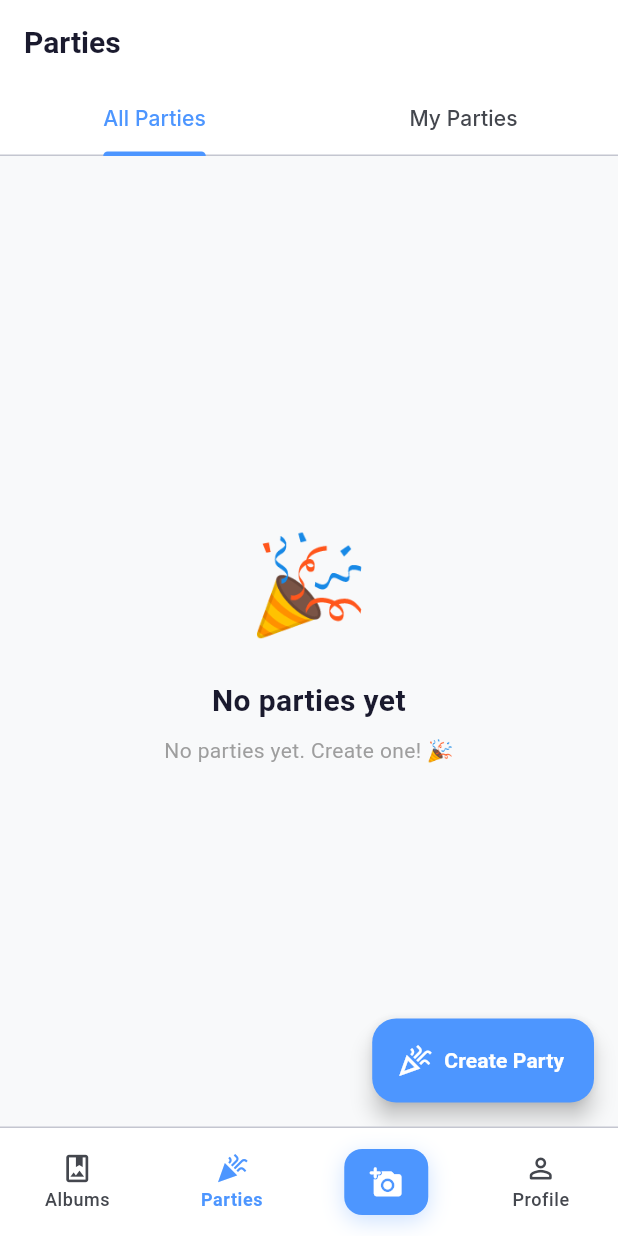
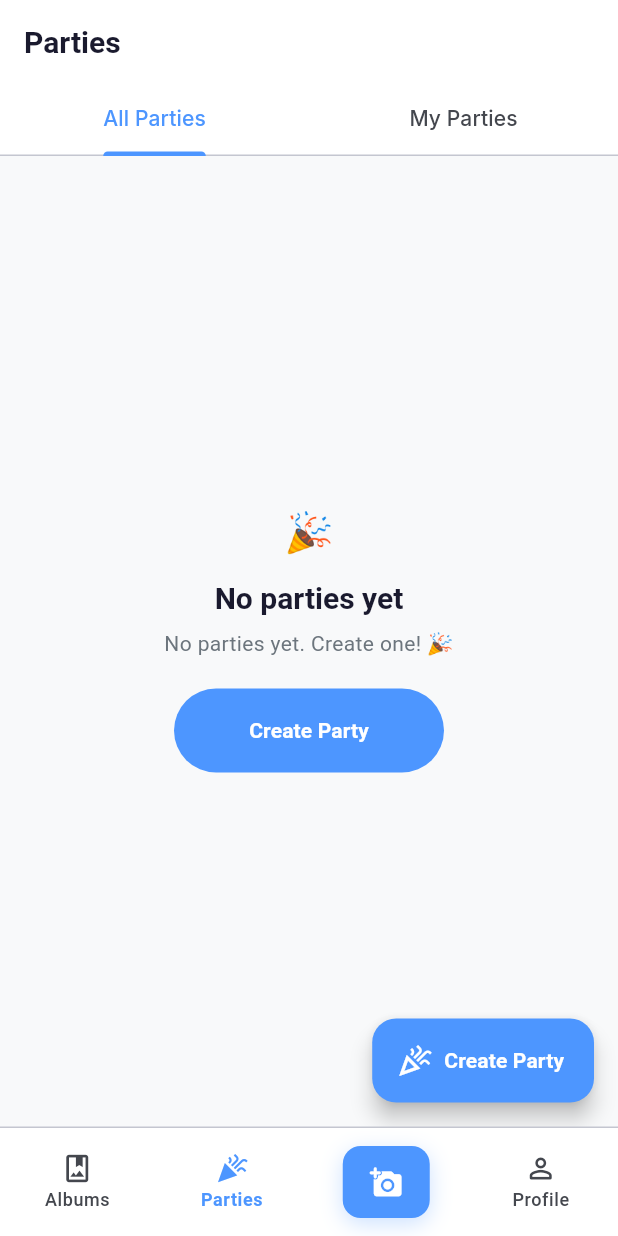
Before and after one commit to Aasu703/snapconnect, a Flutter app: the PartiesScreen screen opened by its route, on a phone screen of 412 x 824 dp. Run offline on Flutter 3.47's test engine with Material 3 defaults, Android fonts, the phone set to English and light mode, and no system bars; drawn by our look-alikes of flutter_animate; our stand-ins replace cached_network_image, confetti, dio, file_picker, flutter_dotenv, flutter_riverpod and 14 more; missing offline and left inert: mobile_scanner; accounts and stored records are empty.

Commit message:
redesigns
Co-authored-by: Copilot <copilot@github.com>

```diff
--- a/lib/features/party/parties_screen.dart
+++ b/lib/features/party/parties_screen.dart
@@ -3,7 +3,9 @@ import 'package:flutter_riverpod/flutter_riverpod.dart';
 import 'package:go_router/go_router.dart';
 import 'package:snapconnect/core/models/party_model.dart';
 import 'package:snapconnect/core/providers/app_providers.dart';
+import 'package:snapconnect/widgets/empty_state.dart';
 import 'package:snapconnect/widgets/identity_bottom_sheet.dart';
+import 'package:snapconnect/widgets/loading_skeleton.dart';
 
 /// Screen showing active parties with explicit async states.
 class PartiesScreen extends ConsumerStatefulWidget {
@@ -89,6 +91,7 @@ class _PartiesScreenState extends ConsumerState<PartiesScreen> {
               emptyTitle: 'No parties yet',
               emptySubtitle: 'No parties yet. Create one! 🎉',
               onRefresh: _refreshAllParties,
+              onCreateParty: _createParty,
             ),
             _PartyListView(
               asyncValue: myPartiesAsync,
@@ -96,6 +99,7 @@ class _PartiesScreenState extends ConsumerState<PartiesScreen> {
               emptyTitle: 'You have not joined any parties',
               emptySubtitle: 'Join a party via code or QR to see it here.',
               onRefresh: _refreshMyParties,
+              onCreateParty: _createParty,
             ),
           ],
         ),
@@ -118,6 +122,7 @@ class _PartyListView extends StatelessWidget {
     required this.emptyTitle,
     required this.emptySubtitle,
     required this.onRefresh,
+    required this.onCreateParty,
   });
 
   final AsyncValue<List<PartyModel>> asyncValue;
@@ -125,13 +130,14 @@ class _PartyListView extends StatelessWidget {
   final String emptyTitle;
   final String emptySubtitle;
   final Future<void> Function() onRefresh;
+  final Future<void> Function() onCreateParty;
 
   @override
   Widget build(BuildContext context) {
     return asyncValue.when(
       loading: () {
         debugPrint('$listName: loading state');
-        return const Center(child: CircularProgressIndicator());
+        return const LoadingSkeleton(columns: 2, itemCount: 6);
       },
       error: (error, stack) {
         debugPrint('$listName error: $error');
@@ -167,32 +173,12 @@ class _PartyListView extends StatelessWidget {
       data: (parties) {
         debugPrint('$listName loaded: ${parties.length} parties');
         if (parties.isEmpty) {
-          return Center(
-            child: Padding(
-              padding: const EdgeInsets.all(24),
-              child: Column(
-                mainAxisAlignment: MainAxisAlignment.center,
-                children: [
-                  const Text('🎉', style: TextStyle(fontSize: 64)),
-                  const SizedBox(height: 16),
-                  Text(
-                    emptyTitle,
-                    textAlign: TextAlign.center,
-                    style: const TextStyle(
-                      fontSize: 20,
-                      fontWeight: FontWeight.bold,
-                      color: Color(0xFF1A1A2E),
-                    ),
-                  ),
-                  const SizedBox(height: 8),
-                  Text(
-                    emptySubtitle,
-                    textAlign: TextAlign.center,
-                    style: const TextStyle(color: Colors.grey),
-                  ),
-                ],
-              ),
-            ),
+          return EmptyState(
+            emoji: '🎉',
+            title: emptyTitle,
+            subtitle: emptySubtitle,
+            actionLabel: 'Create Party',
+            onAction: () => onCreateParty(),
           );
         }
 
--- a/lib/widgets/app_navbar.dart
+++ b/lib/widgets/app_navbar.dart
@@ -74,8 +74,8 @@ class AppNavbar extends StatelessWidget {
                         child: AnimatedContainer(
                           duration: const Duration(milliseconds: 200),
                           curve: Curves.easeOut,
-                          width: 56,
-                          height: 44,
+                          width: 58,
+                          height: 48,
                           transform: Matrix4.translationValues(
                             0,
                             currentIndex == 2 ? -2 : 0,
```
Also changed, not shown: lib/app.dart (+0 -12 lines), lib/features/photos/photo_viewer_screen.dart (+9 -10 lines), lib/features/photos/upload_screen.dart (+37 -15 lines), lib/widgets/photo_card.dart (+1 -6 lines).
